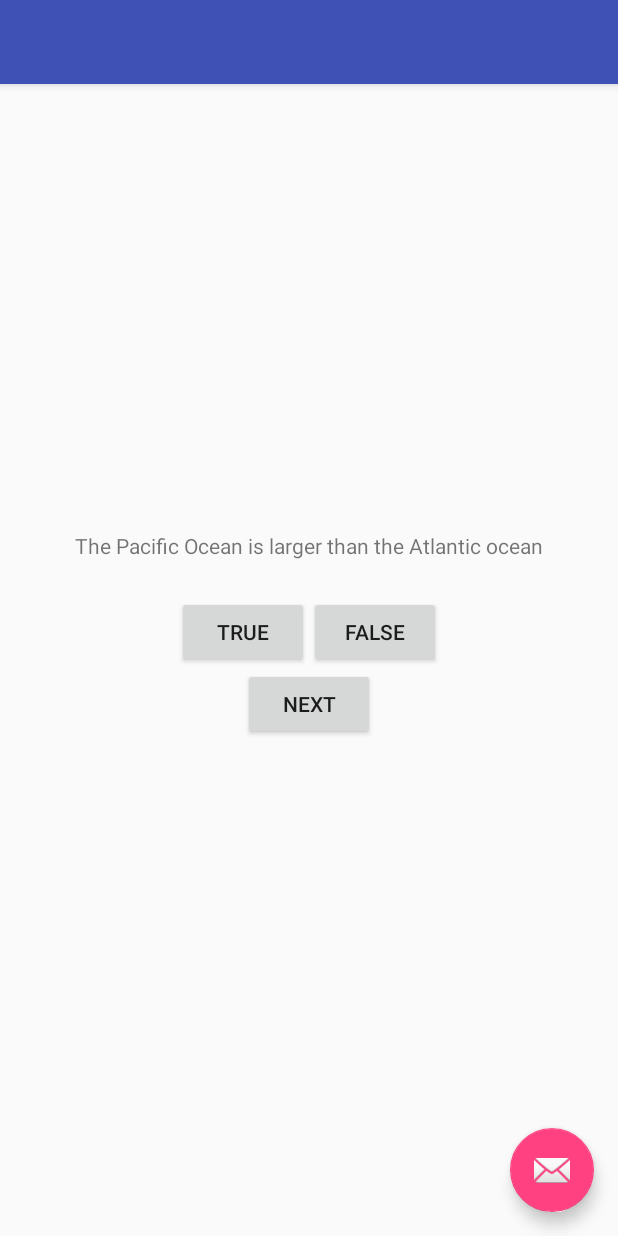
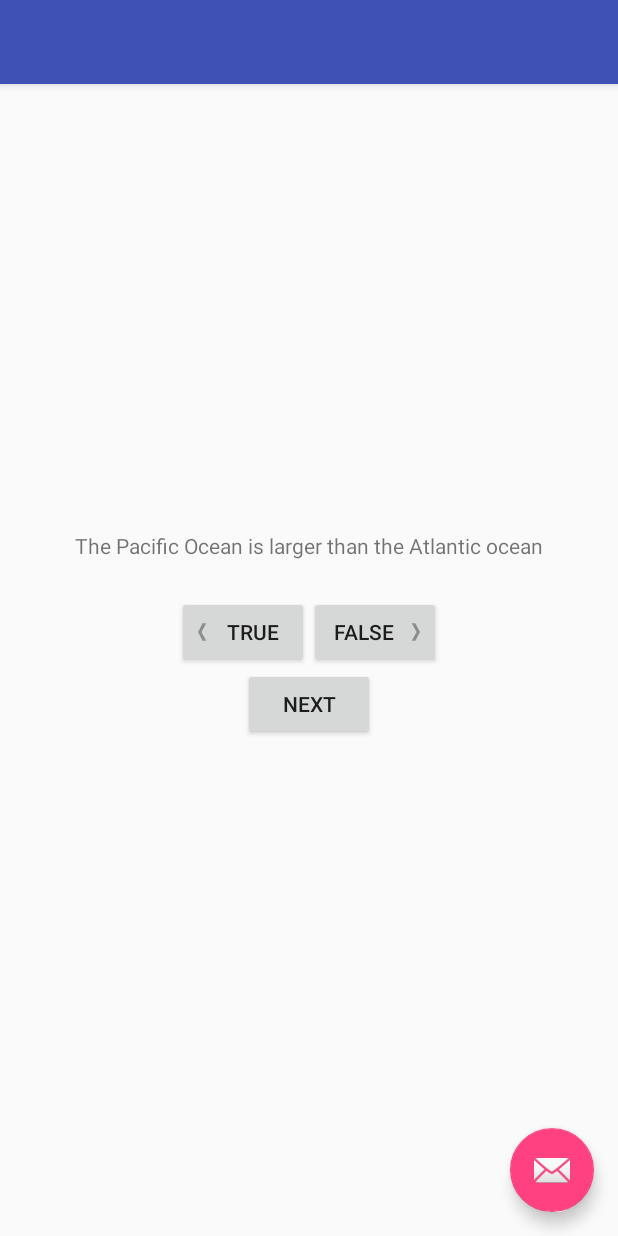
Before and after one commit to luispedraza/big_nerd_android, an Android app: the screen it shows after launch (QuizActivity), on a phone screen of 412 x 824 dp. Run offline under Robolectric (Android 15) with nearby library versions, the phone set to English and light mode, and no system bars.

Commit message:
added images for left and right buttons

```diff
--- a/GeoQuiz/app/src/main/res/layout/content_quiz.xml
+++ b/GeoQuiz/app/src/main/res/layout/content_quiz.xml
@@ -28,6 +28,8 @@
 
         <Button
             android:id="@+id/true_button"
+            android:drawableLeft="@mipmap/arrow_left"
+            android:drawablePadding="4dp"
             android:layout_width="wrap_content"
             android:layout_height="wrap_content"
             android:text="@string/true_button"
@@ -35,6 +37,8 @@
             />
         <Button
             android:id="@+id/false_button"
+            android:drawableRight="@mipmap/arrow_right"
+            android:drawablePadding="4dp"
             android:layout_width="wrap_content"
             android:layout_height="wrap_content"
             android:text="@string/false_button"/>
```
Also changed, not shown: GeoQuiz/app/src/main/res/mipmap-hdpi/arrow_left.png (added), GeoQuiz/app/src/main/res/mipmap-hdpi/arrow_right.png (added), GeoQuiz/app/src/main/res/mipmap-mdpi/arrow_left.png (added), GeoQuiz/app/src/main/res/mipmap-mdpi/arrow_right.png (added), GeoQuiz/app/src/main/res/mipmap-xhdpi/arrow_left.png (added), GeoQuiz/app/src/main/res/mipmap-xhdpi/arrow_right.png (added), GeoQuiz/app/src/main/res/mipmap-xxhdpi/arrow_left.png (added), GeoQuiz/app/src/main/res/mipmap-xxhdpi/arrow_right.png (added).
